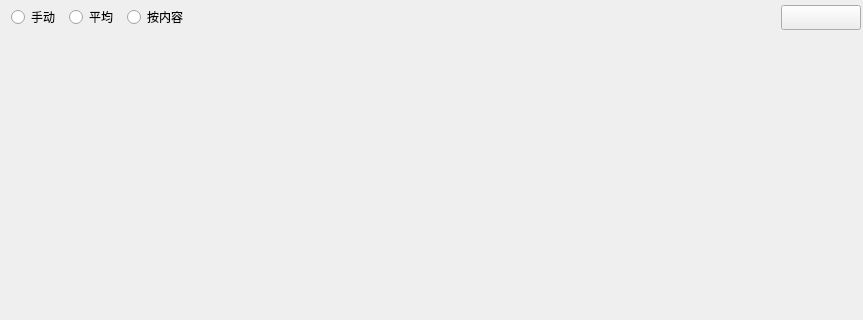
Old version of the form Qt/ERP/ordermanager.ui in the repository superp2017/NTERP; both pictures show x 0 to 863 and y 0 to 320 of the 976 by 749 pixel window.
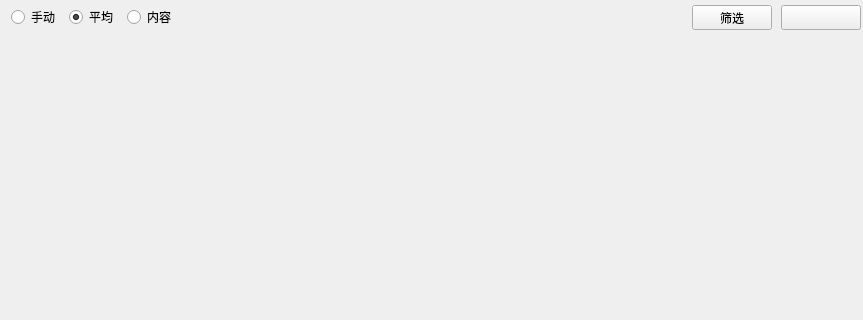
New version of the form.

```diff
--- a/Qt/ERP/ordermanager.ui
+++ b/Qt/ERP/ordermanager.ui
@@ -52,12 +52,15 @@
        <property name="text">
         <string>平均</string>
        </property>
+       <property name="checked">
+        <bool>true</bool>
+       </property>
       </widget>
      </item>
      <item>
       <widget class="QRadioButton" name="radioButton_content">
        <property name="text">
-        <string>按内容</string>
+        <string>内容</string>
        </property>
       </widget>
      </item>
@@ -74,6 +77,19 @@
        </property>
       </spacer>
      </item>
+     <item>
+      <widget class="QPushButton" name="pushButton_search">
+       <property name="minimumSize">
+        <size>
+         <width>0</width>
+         <height>25</height>
+        </size>
+       </property>
+       <property name="text">
+        <string>筛选</string>
+       </property>
+      </widget>
+     </item>
      <item>
       <widget class="QPushButton" name="pushButton_print">
        <property name="minimumSize">
```
